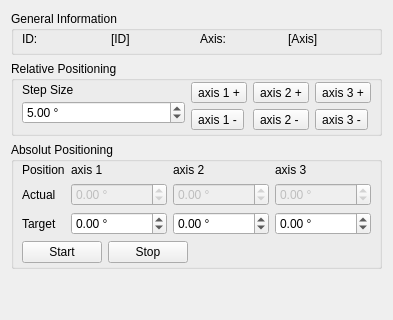
This is USBMotion3XIII/dockWidgetUSBMotion3XIII.ui in itom-project/plugins as Qt 5 draws it before an edit. The edited form follows.
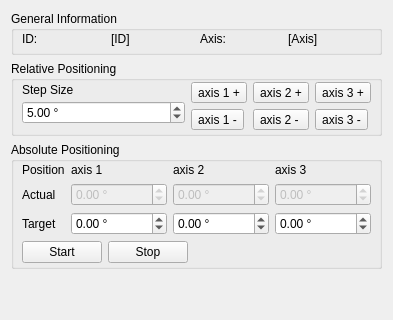
This is the edited form.

```diff
--- a/USBMotion3XIII/dockWidgetUSBMotion3XIII.ui
+++ b/USBMotion3XIII/dockWidgetUSBMotion3XIII.ui
@@ -215,7 +215,7 @@
       </sizepolicy>
      </property>
      <property name="title">
-      <string>Absolut Positioning</string>
+      <string>Absolute Positioning</string>
      </property>
      <layout class="QVBoxLayout" name="verticalLayout_2">
       <property name="leftMargin">
```
